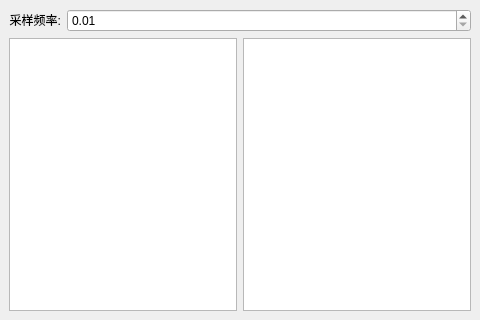
The window that ui/mainWindow.ui (ZZH-Finzlize/signal-test-box) describes before a commit, drawn with Qt 5.
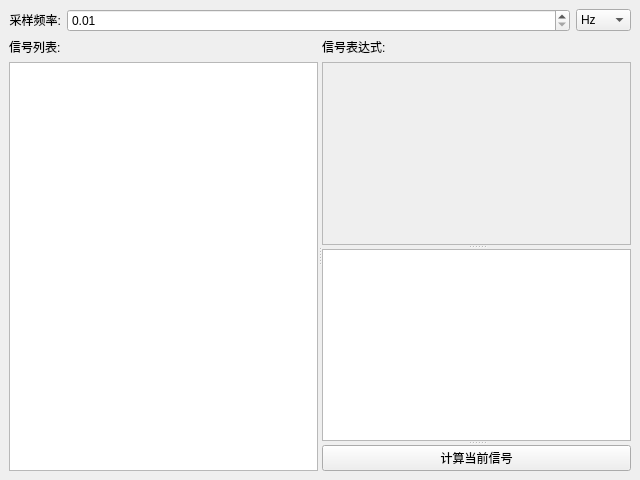
The same window after the commit. Custom widgets are drawn as their Qt base class.

The edit to the form file:
```diff
--- a/ui/mainWindow.ui
+++ b/ui/mainWindow.ui
@@ -6,15 +6,15 @@
    <rect>
     <x>0</x>
     <y>0</y>
-    <width>480</width>
-    <height>320</height>
+    <width>640</width>
+    <height>480</height>
    </rect>
   </property>
   <property name="windowTitle">
    <string>信号实验箱</string>
   </property>
   <widget class="QWidget" name="centralwidget">
-   <layout class="QVBoxLayout" name="verticalLayout_2">
+   <layout class="QVBoxLayout" name="verticalLayout_3">
     <item>
      <layout class="QHBoxLayout" name="horizontalLayout">
       <item>
@@ -55,32 +55,134 @@
         </property>
        </widget>
       </item>
+      <item>
+       <widget class="QComboBox" name="pFsScale">
+        <property name="currentText">
+         <string>Hz</string>
+        </property>
+        <item>
+         <property name="text">
+          <string>Hz</string>
+         </property>
+        </item>
+        <item>
+         <property name="text">
+          <string>KHz</string>
+         </property>
+        </item>
+        <item>
+         <property name="text">
+          <string>MHz</string>
+         </property>
+        </item>
+       </widget>
+      </item>
      </layout>
     </item>
     <item>
-     <layout class="QHBoxLayout" name="horizontalLayout_2">
-      <item>
-       <widget class="QListWidget" name="lwSignals"/>
-      </item>
-      <item>
-       <layout class="QVBoxLayout" name="verticalLayout_inner">
+     <widget class="QSplitter" name="splitter_2">
+      <property name="sizePolicy">
+       <sizepolicy hsizetype="Expanding" vsizetype="Expanding">
+        <horstretch>0</horstretch>
+        <verstretch>0</verstretch>
+       </sizepolicy>
+      </property>
+      <property name="orientation">
+       <enum>Qt::Horizontal</enum>
+      </property>
+      <widget class="QWidget" name="layoutWidget1">
+       <layout class="QVBoxLayout" name="verticalLayout">
         <item>
-         <widget class="QTextEdit" name="teSignalExpress">
+         <widget class="QLabel" name="label_2">
           <property name="sizePolicy">
-           <sizepolicy hsizetype="Expanding" vsizetype="Expanding">
+           <sizepolicy hsizetype="Fixed" vsizetype="Fixed">
             <horstretch>0</horstretch>
             <verstretch>0</verstretch>
            </sizepolicy>
+          </property>
+          <property name="text">
+           <string>信号列表:</string>
+          </property>
+         </widget>
+        </item>
+        <item>
+         <widget class="QListWidget" name="pSignalList">
+          <property name="sizePolicy">
+           <sizepolicy hsizetype="Preferred" vsizetype="Expanding">
+            <horstretch>0</horstretch>
+            <verstretch>0</verstretch>
+           </sizepolicy>
+          </property>
+          <property name="contextMenuPolicy">
+           <enum>Qt::ActionsContextMenu</enum>
           </property>
          </widget>
         </item>
        </layout>
-      </item>
-     </layout>
+      </widget>
+      <widget class="QSplitter" name="splitter">
+       <property name="orientation">
+        <enum>Qt::Vertical</enum>
+       </property>
+       <widget class="QWidget" name="layoutWidget">
+        <layout class="QVBoxLayout" name="verticalLayout_2">
+         <item>
+          <widget class="QLabel" name="label_3">
+           <property name="sizePolicy">
+            <sizepolicy hsizetype="Fixed" vsizetype="Fixed">
+             <horstretch>0</horstretch>
+             <verstretch>0</verstretch>
+            </sizepolicy>
+           </property>
+           <property name="text">
+            <string>信号表达式:</string>
+           </property>
+          </widget>
+         </item>
+         <item>
+          <widget class="QPlainTextEdit" name="pSignalExpress">
+           <property name="enabled">
+            <bool>false</bool>
+           </property>
+           <property name="sizePolicy">
+            <sizepolicy hsizetype="Preferred" vsizetype="Preferred">
+             <horstretch>0</horstretch>
+             <verstretch>0</verstretch>
+            </sizepolicy>
+           </property>
+           <property name="contextMenuPolicy">
+            <enum>Qt::NoContextMenu</enum>
+           </property>
+          </widget>
+         </item>
+        </layout>
+       </widget>
+       <widget class="QtCharts::QChartView" name="pSignalChart">
+        <property name="sizePolicy">
+         <sizepolicy hsizetype="MinimumExpanding" vsizetype="MinimumExpanding">
+          <horstretch>0</horstretch>
+          <verstretch>0</verstretch>
+         </sizepolicy>
+        </property>
+       </widget>
+       <widget class="QPushButton" name="pCalculateButton">
+        <property name="text">
+         <string>计算当前信号</string>
+        </property>
+       </widget>
+      </widget>
+     </widget>
     </item>
    </layout>
   </widget>
  </widget>
+ <customwidgets>
+  <customwidget>
+   <class>QtCharts::QChartView</class>
+   <extends>QGraphicsView</extends>
+   <header location="global">QtCharts/QChartView</header>
+  </customwidget>
+ </customwidgets>
  <resources/>
  <connections/>
 </ui>
```
Left out of the diff: 12 changed lines with no effect on the pictures.
